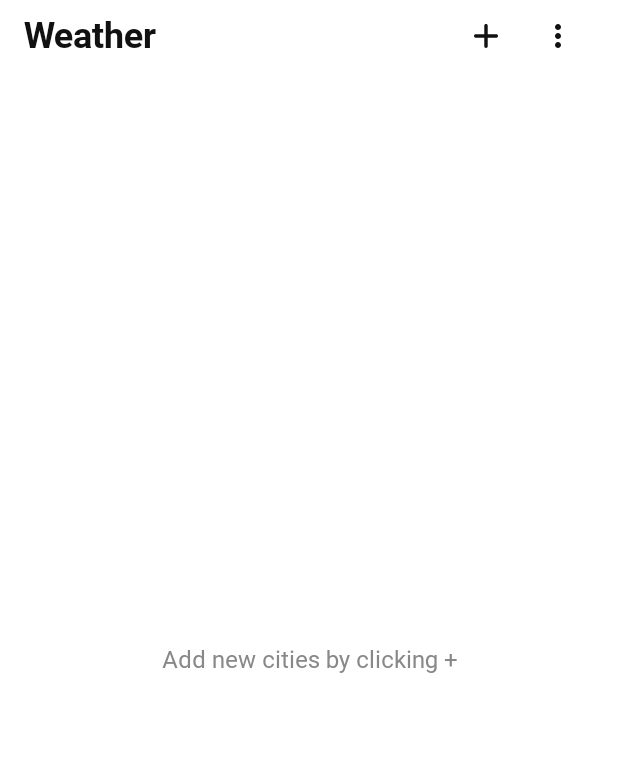
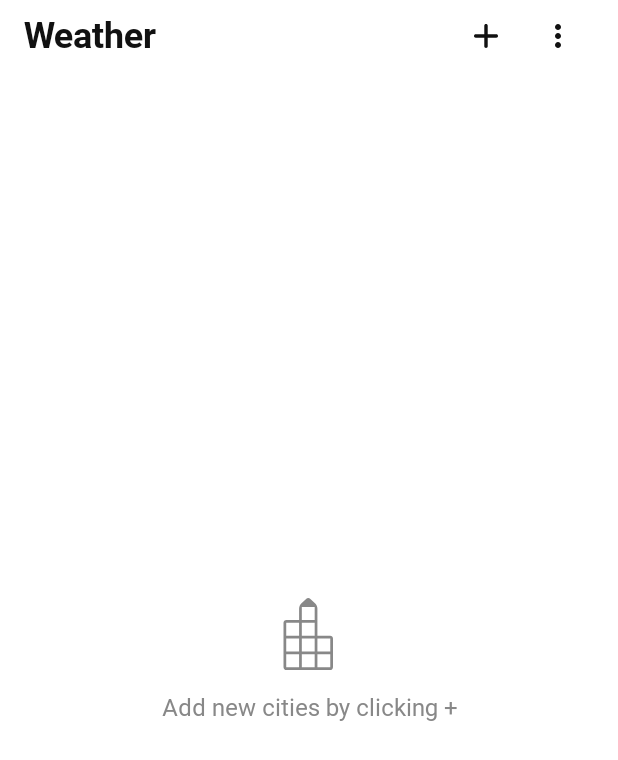
Before and after one commit to SviatKuzbyt/CityWeather, an Android app built with Jetpack Compose: the screen it shows after launch (MainActivity), on a phone screen of 412 x 824 dp. Shown: the top 760 px of the screen. Run offline under Robolectric (Android 15) with nearby library versions, the phone set to English and light mode, and no system bars; our stand-ins replace Room's generated code.

Commit message:
added icon to TextPlug

```diff
--- a/app/src/main/java/ua/sviatkuzbyt/cityweather/ui/elements/screens/ScreenPlugs.kt
+++ b/app/src/main/java/ua/sviatkuzbyt/cityweather/ui/elements/screens/ScreenPlugs.kt
@@ -1,52 +1,54 @@
 package ua.sviatkuzbyt.cityweather.ui.elements.screens
 
+import androidx.annotation.DrawableRes
+import androidx.compose.foundation.layout.Arrangement
 import androidx.compose.foundation.layout.Box
+import androidx.compose.foundation.layout.Column
 import androidx.compose.foundation.layout.fillMaxSize
 import androidx.compose.foundation.layout.padding
+import androidx.compose.foundation.layout.size
 import androidx.compose.foundation.layout.width
 import androidx.compose.foundation.lazy.LazyItemScope
 import androidx.compose.material3.CircularProgressIndicator
+import androidx.compose.material3.Icon
 import androidx.compose.material3.MaterialTheme
 import androidx.compose.runtime.Composable
 import androidx.compose.ui.Alignment
 import androidx.compose.ui.Modifier
+import androidx.compose.ui.graphics.vector.ImageVector
+import androidx.compose.ui.res.stringResource
+import androidx.compose.ui.res.vectorResource
 import androidx.compose.ui.unit.dp
+import ua.sviatkuzbyt.cityweather.R
+import ua.sviatkuzbyt.cityweather.ui.elements.other.SpacerMedium
 import ua.sviatkuzbyt.cityweather.ui.elements.other.TextBasicCenter
-import ua.sviatkuzbyt.cityweather.ui.theme.sizeSpace16
 import ua.sviatkuzbyt.cityweather.ui.theme.sizeSpace36
+import ua.sviatkuzbyt.cityweather.ui.theme.sizeSpace48
 
 @Composable
 fun LazyItemScope.TextPlugList(
     text: String,
+    @DrawableRes icon: Int,
     modifier: Modifier = Modifier
 ){
-    Box(
-        contentAlignment = Alignment.Center,
-        modifier = Modifier.fillParentMaxSize().padding(horizontal = sizeSpace16)
-    ){
-        TextBasicCenter(
-            text = text,
-            modifier = modifier,
-            color = MaterialTheme.colorScheme.onPrimaryContainer
-        )
-    }
+    TextPlugBasic(
+        text = text,
+        icon = icon,
+        modifier = modifier.fillParentMaxSize()
+    )
 }
 
 @Composable
 fun TextPlug(
     text: String,
+    @DrawableRes icon: Int,
     modifier: Modifier = Modifier
 ){
-    Box(
-        contentAlignment = Alignment.Center,
-        modifier = Modifier.fillMaxSize().padding(horizontal = sizeSpace36)
-    ){
-        TextBasicCenter(
-            text = text,
-            modifier = modifier,
-            color = MaterialTheme.colorScheme.onPrimaryContainer
-        )
-    }
+    TextPlugBasic(
+        text = text,
+        icon = icon,
+        modifier = modifier.fillMaxSize().padding(horizontal = sizeSpace36)
+    )
 }
 
 @Composable
@@ -63,3 +65,30 @@ fun LoadPlug(){
         )
     }
 }
+
+@Composable
+private fun TextPlugBasic(
+    text: String,
+    @DrawableRes icon: Int,
+    modifier: Modifier = Modifier
+){
+    Column(
+        horizontalAlignment = Alignment.CenterHorizontally,
+        verticalArrangement = Arrangement.Center,
+        modifier = modifier
+    ){
+        Icon(
+            imageVector = ImageVector.vectorResource(icon),
+            contentDescription = stringResource(R.string.icon),
+            tint = MaterialTheme.colorScheme.onPrimaryContainer,
+            modifier = Modifier.size(sizeSpace48)
+        )
+
+        SpacerMedium()
+
+        TextBasicCenter(
+            text = text,
+            color = MaterialTheme.colorScheme.onPrimaryContainer
+        )
+    }
+}
--- a/app/src/main/java/ua/sviatkuzbyt/cityweather/ui/screens/cities/CitiesScreen.kt
+++ b/app/src/main/java/ua/sviatkuzbyt/cityweather/ui/screens/cities/CitiesScreen.kt
@@ -60,8 +60,8 @@ fun CitiesScreen(){
                 isRefreshing = isLoading,
                 onRefresh = { viewModel.loadCities() },
                 content = {
-                    if (citiesList.isEmpty() && !isLoading) {
-                        item { TextPlugList(stringResource(R.string.no_cities)) }
+                    if (!isLoading && citiesList.isEmpty()) {
+                        item { TextPlugList(stringResource(R.string.no_cities), R.drawable.ic_city) }
                     } else {
                         itemsIndexed(
                             items = citiesList,
--- a/app/src/main/java/ua/sviatkuzbyt/cityweather/ui/screens/cities/CitiesViewModel.kt
+++ b/app/src/main/java/ua/sviatkuzbyt/cityweather/ui/screens/cities/CitiesViewModel.kt
@@ -16,7 +16,7 @@ class CitiesViewModel(private val repository: CitiesRepository): ViewModel() {
         started = SharingStarted.Lazily,
         initialValue = listOf()
     )
-    private val _isLoading = MutableStateFlow(false)
+    private val _isLoading = MutableStateFlow(true)
     private val _message = MutableStateFlow<Int?>(null)
     val isLoading: StateFlow<Boolean> = _isLoading
     val message: StateFlow<Int?> = _message
@@ -30,7 +30,7 @@ class CitiesViewModel(private val repository: CitiesRepository): ViewModel() {
                 repository.loadData()
             },
             finallyHandler = {
-                delay(200)
+                delay(2060)
                 _isLoading.value = false
             },
             message = _message
--- a/app/src/main/java/ua/sviatkuzbyt/cityweather/ui/screens/forecasts/ForecastScreen.kt
+++ b/app/src/main/java/ua/sviatkuzbyt/cityweather/ui/screens/forecasts/ForecastScreen.kt
@@ -1,7 +1,6 @@
 package ua.sviatkuzbyt.cityweather.ui.screens.forecasts
 
 import androidx.compose.animation.Crossfade
-import androidx.compose.foundation.layout.Column
 import androidx.compose.foundation.layout.PaddingValues
 import androidx.compose.foundation.layout.fillMaxSize
 import androidx.compose.foundation.lazy.LazyColumn
@@ -81,7 +80,7 @@ private fun ForecastScreen(
                             }
                         }
                     }
-                    is ForecastState.Error -> TextPlug(stringResource(state.text))
+                    is ForecastState.Error -> TextPlug(stringResource(state.text), R.drawable.ic_info)
                     ForecastState.Loading -> LoadPlug()
                 }
             }
--- /dev/null
+++ b/app/src/main/res/drawable/ic_city.xml
@@ -0,0 +1,9 @@
+<vector xmlns:android="http://schemas.android.com/apk/res/android"
+    android:width="48dp"
+    android:height="48dp"
+    android:viewportWidth="48"
+    android:viewportHeight="48">
+  <path
+      android:pathData="M7,46.027V16.57C7,16 7.184,15.529 7.552,15.156C7.92,14.784 8.386,14.597 8.949,14.597H17.394V6.97C17.394,6.4 17.534,5.797 17.816,5.162C18.097,4.526 18.433,4.011 18.823,3.616L22.071,0.592C22.461,0.197 22.937,0 23.5,0C24.063,0 24.539,0.197 24.929,0.592L28.177,3.616C28.567,4.011 28.903,4.526 29.184,5.162C29.466,5.797 29.606,6.4 29.606,6.97V25.118H38.051C38.614,25.118 39.08,25.304 39.448,25.677C39.816,26.049 40,26.521 40,27.09V46.027C40,46.597 39.816,47.069 39.448,47.441C39.08,47.814 38.614,48 38.051,48H8.949C8.386,48 7.92,47.814 7.552,47.441C7.184,47.069 7,46.597 7,46.027ZM8.819,46.159H17.394V37.479H8.819V46.159ZM8.819,35.638H17.394V26.959H8.819V35.638ZM8.819,25.118H17.394V16.438H8.819V25.118ZM19.213,46.159H27.787V37.479H19.213V46.159ZM19.213,35.638H27.787V26.959H19.213V35.638ZM19.213,25.118H27.787V16.438H19.213V25.118ZM19.213,14.597H27.787V5.918H19.213V14.597ZM29.606,46.159H38.181V37.479H29.606V46.159ZM29.606,35.638H38.181V26.959H29.606V35.638Z"
+      android:fillColor="#000000"/>
+</vector>
--- a/app/src/main/res/values/strings.xml
+++ b/app/src/main/res/values/strings.xml
@@ -40,4 +40,5 @@
     <string name="about_tittle">About the App</string>
     <string name="about_content">An application for showing the weather forecast for the moment, hourly and for a couple of days for different cities at the same time. \n\nDeveloped by Sviatoslav Kuzbyt in 2025 on Jetpack Compose. \n\nResources used: Google fonts, Flaticon. API used: OpenWeatherMap</string>
     <string name="server_error">Server error. Please try again later</string>
+    <string name="icon">Plug icon</string>
 </resources>
```
Also changed, not shown: app/src/main/res/drawable/ic_info.xml (added, +13 -0 lines).
